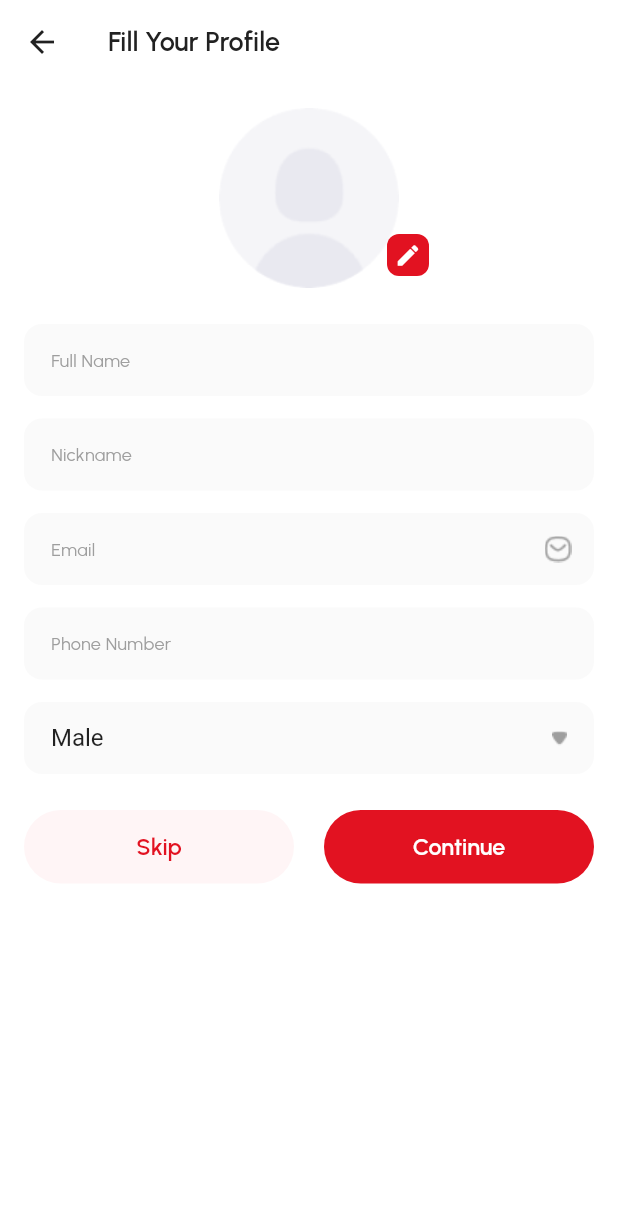
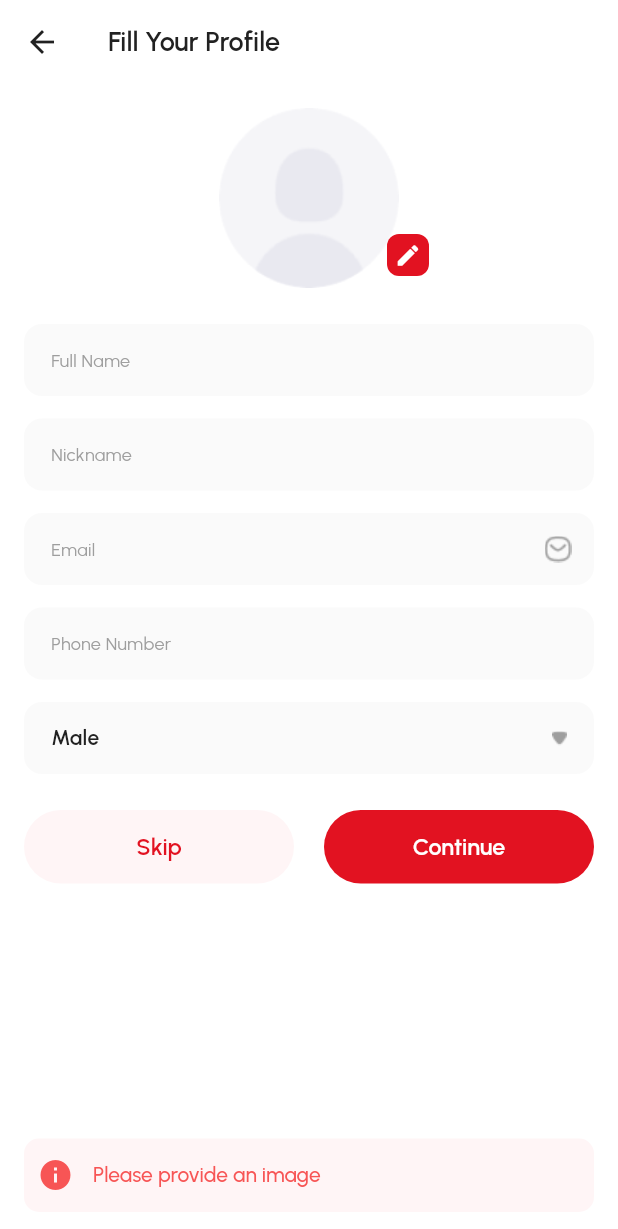
Before and after one commit to boriskamtou/streaming_app, a Flutter app: the FillProfileScreen screen opened by its route, after a tap on "Continue", on a phone screen of 412 x 824 dp. Shown: the top 1229 px of the screen. Run offline on Flutter 3.47's test engine with Material 2 defaults, Android fonts, the phone set to English and light mode, and no system bars; drawn by our look-alikes of another_flushbar, flutter_progress_hud; our stand-ins replace auto_route, cloud_firestore, dartz, firebase_auth, firebase_core, firebase_storage and 10 more; accounts and stored records are empty.

Commit message:
completed feature/fill_profile

```diff
--- a/lib/src/auth/sign_up/presentation/sign_up_with_password_screen.dart
+++ b/lib/src/auth/sign_up/presentation/sign_up_with_password_screen.dart
@@ -1,7 +1,7 @@
 import 'package:another_flushbar/flushbar.dart';
 import 'package:movie_app/src/auth/sign_up/application/firebase_authenticator_notifier.dart';
 import 'package:flutter_progress_hud/flutter_progress_hud.dart';
-import 'package:movie_app/src/auth/sign_up/infrastructure/sign_up_validation.dart';
+import 'package:movie_app/src/core/infrastructure/validation_service.dart';
 import 'package:movie_app/src/core/shared/constants/storage_constants.dart';
 import '../../../core/infrastructure/common_import.dart';
 import '../../../core/shared/widgets/common_textformfield.dart';
@@ -140,14 +140,14 @@ class _SignUpWithPasswordScreenState
                               focusNode: _focusNode,
                               prefixIcon:
                                   Image.asset('assets/icons/message.png'),
-                              validator: SignUpValidation.validateEmail,
+                              validator: ValidationService.validateEmail,
                               hintText: 'Email',
                             ),
                             const SizedBox(height: 20),
                             CommonTextFormField(
                               controller: _passwordController,
                               hasFocus: _hasFocus,
-                              validator: SignUpValidation.validatePassword,
+                              validator: ValidationService.validatePassword,
                               obscureText: _showPassword,
                               prefixIcon: Image.asset('assets/icons/lock.png'),
                               suffixIcon: InkWell(
--- /dev/null
+++ b/lib/src/core/infrastructure/validation_service.dart
@@ -0,0 +1,37 @@
+class ValidationService {
+  static String? validateEmail(String? value) {
+    if (value == null || value.isEmpty) {
+      return 'Please provide your email';
+    }
+    return null;
+  }
+
+  static String? validatePassword(String? value) {
+    if (value == null || value.isEmpty) {
+      return 'Please provide your password';
+    }
+
+    return null;
+  }
+
+  static String? validateFullNaMe(String? value) {
+    if (value == null || value.isEmpty) {
+      return 'Please provide your full name';
+    }
+    return null;
+  }
+
+  static String? validateNickName(String? value) {
+    if (value == null || value.isEmpty) {
+      return 'Please provide a nickmane';
+    }
+    return null;
+  }
+
+  static String? validatePhoneNumber(String? value) {
+    if (value == null || value.isEmpty) {
+      return 'Please provide your phone number';
+    }
+    return null;
+  }
+}
--- a/lib/src/core/presentation/routes/app_router.dart
+++ b/lib/src/core/presentation/routes/app_router.dart
@@ -3,6 +3,7 @@ import 'package:movie_app/src/auth/sign_up/presentation/sign_up_screen.dart';
 import 'package:movie_app/src/auth/sign_up/presentation/sign_up_with_password_screen.dart';
 import 'package:movie_app/src/movie/presentation/home_screen.dart';
 import 'package:movie_app/src/onboarding/presentation/onboarding_screen.dart';
+import 'package:movie_app/src/setup_account/create_pin/presentation/create_pin_screen.dart';
 import 'package:movie_app/src/setup_account/fill_your_profile/presentation/fill_profile_screen.dart';
 import 'package:movie_app/src/splash/presentation/splash_screen.dart';
 
@@ -19,6 +20,7 @@ import '../../../setup_account/choose_your_interest/presentation/choose_your_int
     MaterialRoute(
         page: ChooseYourInterestScreen, path: '/choose-your-interest'),
     MaterialRoute(page: FillProfileScreen, path: '/fill-profile'),
+    MaterialRoute(page: CreatePinScreen, path: '/create-pin'),
   ],
   replaceInRouteName: 'Screen,Route',
 )
--- a/lib/src/core/shared/widgets/common_textformfield.dart
+++ b/lib/src/core/shared/widgets/common_textformfield.dart
@@ -10,6 +10,7 @@ class CommonTextFormField extends StatelessWidget {
   final bool hasFocus;
   final FocusNode? focusNode;
   final String? Function(String?)? validator;
+  final TextInputType? textInputType;
 
   const CommonTextFormField({
     Key? key,
@@ -22,6 +23,7 @@ class CommonTextFormField extends StatelessWidget {
     this.hasFocus = false,
     this.focusNode,
     this.intialValue,
+    this.textInputType,
   }) : super(key: key);
 
   @override
@@ -32,6 +34,7 @@ class CommonTextFormField extends StatelessWidget {
       obscureText: obscureText,
       validator: validator,
       initialValue: intialValue,
+      keyboardType: textInputType,
       style: GoogleFonts.urbanist(
         color: AppColors.black,
         fontWeight: FontWeight.w600,
--- a/lib/src/setup_account/fill_your_profile/presentation/fill_profile_screen.dart
+++ b/lib/src/setup_account/fill_your_profile/presentation/fill_profile_screen.dart
@@ -1,8 +1,17 @@
+import 'dart:io';
+
+import 'package:another_flushbar/flushbar.dart';
 import 'package:flutter_hooks/flutter_hooks.dart';
+import 'package:flutter_progress_hud/flutter_progress_hud.dart';
+import 'package:movie_app/src/core/infrastructure/validation_service.dart';
+import 'package:movie_app/src/core/presentation/routes/app_router.gr.dart';
 import 'package:movie_app/src/core/shared/widgets/common_textformfield.dart';
+import 'package:movie_app/src/setup_account/fill_your_profile/application/fill_profile_notifier.dart';
+import 'package:movie_app/src/setup_account/fill_your_profile/shared/providers.dart';
 
 import '../../../core/infrastructure/common_import.dart';
 import '../../core/shared/widgets/skip_or_continue_buttons.dart';
+import 'widgets/user_image_picker.dart';
 
 class FillProfileScreen extends StatefulHookConsumerWidget {
   const FillProfileScreen({super.key});
@@ -14,23 +23,50 @@ class FillProfileScreen extends StatefulHookConsumerWidget {
 
 class _FillProfileScreenState extends ConsumerState<FillProfileScreen> {
   final _formkey = GlobalKey<FormState>();
+  File? _image;
   String _genderValue = 'Male';
 
   final _genderList = [
     'Male',
     'Female',
   ];
+
   @override
   Widget build(BuildContext context) {
     final _userNameController = useTextEditingController();
     final _nicknameController = useTextEditingController();
     final _emailController = useTextEditingController();
     final _phoneController = useTextEditingController();
+    ref.listen<FillProfileState>(
+      fillProfileNotifier,
+      (previous, next) {
+        next.maybeWhen(
+          orElse: () {},
+          failure: (message) {
+            Flushbar(
+              message: message,
+              icon: const Icon(
+                Icons.info,
+                color: AppColors.alertError,
+              ),
+              borderRadius: BorderRadius.circular(10),
+              backgroundColor: AppColors.bgRed,
+              messageColor: AppColors.alertError,
+              duration: const Duration(seconds: 2),
+              margin: const EdgeInsets.all(16),
+            ).show(context);
+          },
+        );
+      },
+    );
     return Scaffold(
       appBar: AppBar(
         title: const Text('Fill Your Profile'),
       ),
-      body: SingleChildScrollView(
+      body: ProgressHUD(
+        barrierEnabled: true,
+        child: Builder(builder: (ctx) {
+          return SingleChildScrollView(
             child: Form(
               key: _formkey,
               child: Padding(
@@ -38,57 +74,41 @@ class _FillProfileScreenState extends ConsumerState<FillProfileScreen> {
                 child: Column(
                   crossAxisAlignment: CrossAxisAlignment.stretch,
                   children: [
-                Stack(
-                  alignment: Alignment.center,
-                  children: [
-                    Container(
-                      height: 120,
-                      width: 120,
-                      decoration: const BoxDecoration(
-                        color: AppColors.transparent,
-                        shape: BoxShape.circle,
-                      ),
-                      child: Image.asset('assets/images/empty_pp.png'),
-                    ),
-                    Positioned(
-                      right: 110,
-                      bottom: 8,
-                      child: Container(
-                        height: 28,
-                        width: 28,
-                        decoration: BoxDecoration(
-                          color: AppColors.primary,
-                          borderRadius: BorderRadius.circular(8),
-                        ),
-                        child: const Icon(
-                          Icons.edit,
-                          color: AppColors.white,
-                          size: 18,
-                        ),
-                      ),
-                    ),
-                  ],
+                    UserImagePicker(
+                      onPickImagePressed: (imageFile) {
+                        setState(() {
+                          _image = imageFile;
+                        });
+                      },
                     ),
                     const SizedBox(height: 24),
                     CommonTextFormField(
                       hintText: 'Full Name',
                       controller: _userNameController,
+                      validator: ValidationService.validateFullNaMe,
+                      textInputType: TextInputType.text,
                     ),
                     const SizedBox(height: 15),
                     CommonTextFormField(
                       hintText: 'Nickname',
                       controller: _nicknameController,
+                      validator: ValidationService.validateNickName,
+                      textInputType: TextInputType.text,
                     ),
                     const SizedBox(height: 15),
                     CommonTextFormField(
                       hintText: 'Email',
                       controller: _emailController,
+                      validator: ValidationService.validateEmail,
                       suffixIcon: Image.asset('assets/icons/user_email.png'),
+                      textInputType: TextInputType.emailAddress,
                     ),
                     const SizedBox(height: 15),
                     CommonTextFormField(
                       hintText: 'Phone Number',
                       controller: _phoneController,
+                      validator: ValidationService.validatePhoneNumber,
+                      textInputType: TextInputType.phone,
                     ),
                     const SizedBox(height: 15),
                     Container(
@@ -101,17 +121,28 @@ class _FillProfileScreenState extends ConsumerState<FillProfileScreen> {
                       ),
                       child: DropdownButton(
                         value: _genderValue,
+                        borderRadius: BorderRadius.circular(12),
+                        dropdownColor: const Color(0xFFFAFAFA),
                         isExpanded: true,
                         hint: Text(
                           'Gender',
-                      style: Theme.of(context).inputDecorationTheme.hintStyle,
+                          style:
+                              Theme.of(context).inputDecorationTheme.hintStyle,
                         ),
                         icon: Image.asset('assets/icons/arrow_down.png'),
                         underline: const SizedBox.shrink(),
                         items: _genderList.map((String items) {
                           return DropdownMenuItem(
                             value: items,
-                        child: Text(items),
+                            child: Text(
+                              items,
+                              style: GoogleFonts.urbanist(
+                                color: AppColors.black,
+                                fontWeight: FontWeight.w600,
+                                letterSpacing: .2,
+                                fontSize: 14,
+                              ),
+                            ),
                           );
                         }).toList(),
                         onChanged: (String? newValue) {
@@ -123,13 +154,50 @@ class _FillProfileScreenState extends ConsumerState<FillProfileScreen> {
                     ),
                     const SizedBox(height: 24),
                     SkipOrContinueButtons(
-                  onSkipPressed: () {},
-                  onContinuePressed: () {},
+                      onSkipPressed: () {
+                        AutoRouter.of(context).push(const CreatePinRoute());
+                      },
+                      onContinuePressed: () {
+                        FocusScope.of(context).unfocus();
+                        if (_image == null) {
+                          Flushbar(
+                            message: 'Please provide an image',
+                            icon: const Icon(
+                              Icons.info,
+                              color: AppColors.alertError,
+                            ),
+                            borderRadius: BorderRadius.circular(10),
+                            backgroundColor: AppColors.bgRed,
+                            messageColor: AppColors.alertError,
+                            duration: const Duration(seconds: 2),
+                            margin: const EdgeInsets.all(16),
+                          ).show(context);
+                        } else {
+                          if (_formkey.currentState!.validate()) {
+                            final progress = ProgressHUD.of(ctx);
+
+                            progress?.show();
+                            ref
+                                .read(fillProfileNotifier.notifier)
+                                .createProfile(
+                                  _image!,
+                                  _userNameController.text,
+                                  _nicknameController.text,
+                                  _emailController.text,
+                                  _phoneController.text,
+                                  _genderValue,
+                                )
+                                .then((_) => progress?.dismiss());
+                          }
+                        }
+                      },
                     )
                   ],
                 ),
               ),
             ),
+          );
+        }),
       ),
     );
   }
--- /dev/null
+++ b/lib/src/setup_account/fill_your_profile/presentation/widgets/user_image_picker.dart
@@ -0,0 +1,81 @@
+import 'dart:io';
+
+import 'package:image_picker/image_picker.dart';
+
+import '../../../../core/infrastructure/common_import.dart';
+
+class UserImagePicker extends StatefulWidget {
+  const UserImagePicker({
+    Key? key,
+    required this.onPickImagePressed,
+  }) : super(key: key);
+
+  final void Function(File image) onPickImagePressed;
+
+  @override
+  State<UserImagePicker> createState() => _UserImagePickerState();
+}
+
+class _UserImagePickerState extends State<UserImagePicker> {
+  File? _image;
+  void _pickImage() async {
+    final pickedImage = await ImagePicker().pickImage(
+      source: ImageSource.gallery,
+      imageQuality: 50,
+      maxWidth: 120,
+    );
+
+    if (pickedImage != null) {
+      setState(() {
+        _image = File(pickedImage.path);
+      });
+      widget.onPickImagePressed(File(pickedImage.path));
+    }
+  }
+
+  @override
+  Widget build(BuildContext context) {
+    return Stack(
+      alignment: Alignment.center,
+      children: [
+        GestureDetector(
+          onTap: _pickImage,
+          child: Container(
+            height: 120,
+            width: 120,
+            decoration: const BoxDecoration(
+              color: AppColors.transparent,
+              shape: BoxShape.circle,
+            ),
+            child: _image != null
+                ? CircleAvatar(
+                    backgroundColor: const Color(0xFFFAFAFA),
+                    backgroundImage: FileImage(_image!),
+                  )
+                : Image.asset('assets/images/empty_pp.png'),
+          ),
+        ),
+        Positioned(
+          right: 110,
+          bottom: 8,
+          child: GestureDetector(
+            onTap: _pickImage,
+            child: Container(
+              height: 28,
+              width: 28,
+              decoration: BoxDecoration(
+                color: AppColors.primary,
+                borderRadius: BorderRadius.circular(8),
+              ),
+              child: const Icon(
+                Icons.edit,
+                color: AppColors.white,
+                size: 18,
+              ),
+            ),
+          ),
+        ),
+      ],
+    );
+  }
+}
--- /dev/null
+++ b/lib/src/setup_account/fill_your_profile/shared/providers.dart
@@ -0,0 +1,23 @@
+import 'package:firebase_storage/firebase_storage.dart';
+import 'package:hooks_riverpod/hooks_riverpod.dart';
+import 'package:movie_app/src/setup_account/choose_your_interest/shared/providers.dart';
+import 'package:movie_app/src/setup_account/fill_your_profile/application/fill_profile_notifier.dart';
+import 'package:movie_app/src/setup_account/fill_your_profile/infrastructure/fill_profile.dart';
+
+final firebaseStorageProvider = Provider((ref) {
+  return FirebaseStorage.instance;
+});
+
+final fillProfileProvider = Provider((ref) {
+  return FillProfile(
+    ref.watch(firestoreProvider),
+    ref.watch(firebaseStorageProvider),
+  );
+});
+
+final fillProfileNotifier =
+    StateNotifierProvider<FillProfileNotifier, FillProfileState>((ref) {
+  return FillProfileNotifier(
+    ref.watch(fillProfileProvider),
+  );
+});
--- a/pubspec.yaml
+++ b/pubspec.yaml
@@ -40,6 +40,7 @@ dependencies:
   another_flushbar: ^1.12.29
   auto_route: ^5.0.2
   flutter_hooks: ^0.18.5+1
+  firebase_storage: ^10.3.11
 
 dev_dependencies:
   flutter_test:
```
Also changed, not shown: lib/src/auth/sign_up/infrastructure/sign_up_validation.dart (deleted, +0 -16 lines), lib/src/core/shared/themes/app_theme.dart (+10 -0 lines), lib/src/setup_account/create_pin/presentation/create_pin_screen.dart (added, +16 -0 lines), lib/src/setup_account/fill_your_profile/application/fill_profile_notifier.dart (added, +45 -0 lines), lib/src/setup_account/fill_your_profile/domain/fill_profile_failure.dart (added, +9 -0 lines), lib/src/setup_account/fill_your_profile/infrastructure/fill_profile.dart (added, +50 -0 lines), lib/src/core/presentation/routes/app_router.gr.dart, lib/src/setup_account/fill_your_profile/application/fill_profile_notifier.freezed.dart (added), lib/src/setup_account/fill_your_profile/domain/fill_profile_failure.freezed.dart (added), pubspec.lock, 1 other file. Lines whose indentation alone changed are shown as unchanged.
